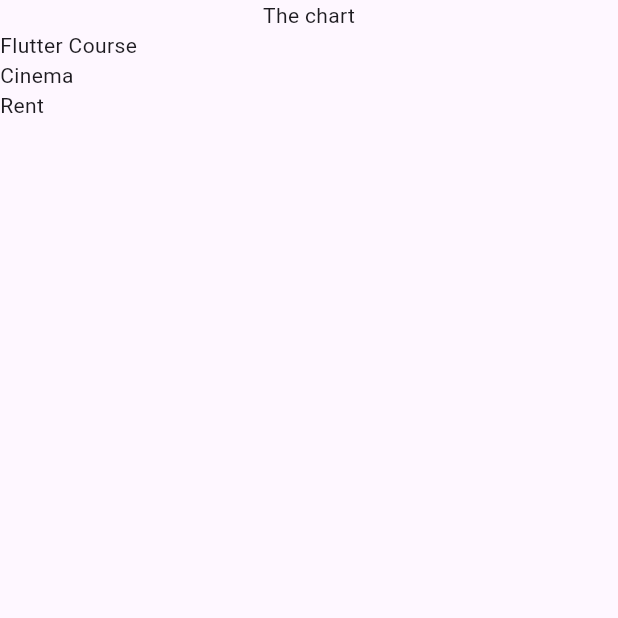
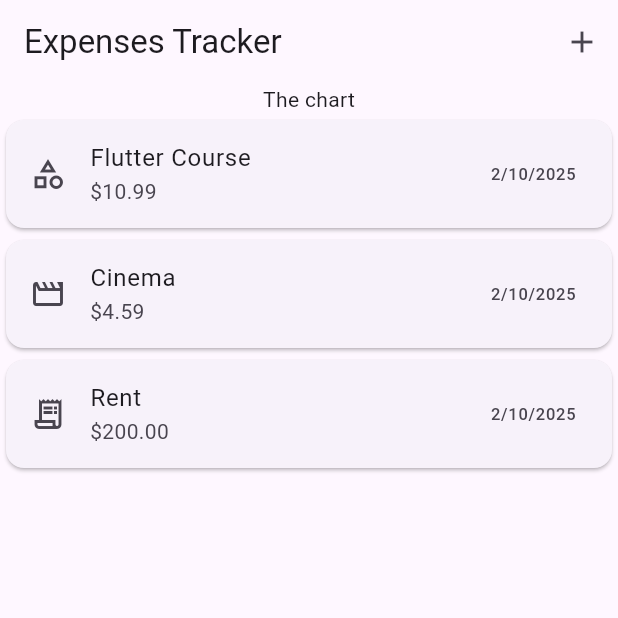
Before and after one commit to MutumaDerick/EXPENSE_TRACKER, a Flutter app: the screen it shows after launch, on a phone screen of 412 x 824 dp, the top half of it. Run offline on Flutter 3.47's test engine with Material 3 defaults, Android fonts, the phone set to English and light mode, and no system bars.

Commit message:
Added widget to display expenses

```diff
--- a/lib/main.dart
+++ b/lib/main.dart
@@ -1,9 +1,10 @@
 import 'package:flutter/material.dart';
-import 'package:expense_tracker/expense.dart';
+import 'package:expense_tracker/widgets/expense.dart';
 
 void main() {
   runApp(
     const MaterialApp(
+      debugShowCheckedModeBanner: false,
       home: Expenses(),
     ),
   );
--- a/lib/models/expense.dart
+++ b/lib/models/expense.dart
@@ -1,4 +1,8 @@
 import 'package:uuid/uuid.dart';
+import 'package:flutter/material.dart';
+import 'package:intl/intl.dart';
+
+final formater = DateFormat.yMd();
 
 const uuid = Uuid();
 
@@ -11,6 +15,16 @@ enum Category {
   entertainment,
   others,
 }
+
+const categoryIcons = {
+  Category.food: Icons.fastfood_outlined,
+  Category.bills: Icons.receipt_long_outlined,
+  Category.transport: Icons.directions_bus_outlined,
+  Category.shopping: Icons.shopping_cart_outlined,
+  Category.health: Icons.local_hospital_outlined,
+  Category.entertainment: Icons.movie_outlined,
+  Category.others: Icons.category_outlined,
+};
 
 class Expense {
   Expense({
@@ -25,4 +39,8 @@ class Expense {
   final double amount;
   final DateTime date;
   final Category category;
+
+   String get formattedDate {
+    return formater.format(date);
+   }
 }
--- a/lib/expense.dart
+++ b/lib/widgets/expense.dart
@@ -1,6 +1,6 @@
 import 'package:flutter/material.dart';
 import 'package:expense_tracker/models/expense.dart';
-import 'package:expense_tracker/expenses_list.dart';
+import 'package:expense_tracker/widgets/expense_list/expenses_list.dart';
 
 class Expenses extends StatefulWidget {
   const Expenses({super.key});
@@ -31,13 +31,33 @@ class _ExpensesState extends State<Expenses> {
     ),
   ];
 
+  void _openAddExpenseOverlay() {
+    showModalBottomSheet(
+      context: context,
+      builder: (ctx) {
+        return const Text('Add Expense');
+      },
+    );
+  }
+
   @override
   Widget build(BuildContext context) {
     return Scaffold(
-      body: Column(children: [
-        const Text('The chart'),
-        Expanded(child: ExpensesList(expenses: _registeredExpenses))
-      ],),
+      appBar: AppBar(
+        title: const Text('Expenses Tracker'),
+        actions: [
+          IconButton(
+            icon: const Icon(Icons.add),
+            onPressed: _openAddExpenseOverlay,
+          )
+        ],
+      ),
+      body: Column(
+        children: [
+          const Text('The chart'),
+          Expanded(child: ExpensesList(expenses: _registeredExpenses))
+        ],
+      ),
     );
   }
 }
--- /dev/null
+++ b/lib/widgets/expense_list/expense_item.dart
@@ -0,0 +1,23 @@
+import 'package:flutter/material.dart';
+import 'package:expense_tracker/models/expense.dart';
+
+class ExpenseItem extends StatelessWidget {
+  const ExpenseItem({
+    super.key,
+    required this.expense,
+  });
+
+  final Expense expense;
+
+  @override
+  Widget build(BuildContext context) {
+    return Card(
+      child: ListTile(
+        leading:Icon(categoryIcons[expense.category]),
+        title: Text(expense.title),
+        subtitle: Text('\$${expense.amount.toStringAsFixed(2)}'),
+        trailing: Text(expense.formattedDate.toString()),
+      ),
+    );
+  }
+}
--- a/lib/expenses_list.dart
+++ b/lib/widgets/expense_list/expenses_list.dart
@@ -1,5 +1,6 @@
 import 'package:flutter/material.dart';
 import 'package:expense_tracker/models/expense.dart';
+import 'package:expense_tracker/widgets/expense_list/expense_item.dart';
 
 class ExpensesList extends StatelessWidget {
   const ExpensesList({
@@ -14,10 +15,7 @@ class ExpensesList extends StatelessWidget {
     return ListView.builder(
       itemCount: expenses.length,
       itemBuilder: (context, index) {
-        return Text(
-          expenses[index].title,
-
-        );
+        return ExpenseItem(expense: expenses[index]);
       },
     );
   }
--- a/pubspec.yaml
+++ b/pubspec.yaml
@@ -36,6 +36,7 @@ dependencies:
   # Use with the CupertinoIcons class for iOS style icons.
   cupertino_icons: ^1.0.8
   uuid: ^4.5.1
+  intl: ^0.20.2
 
 dev_dependencies:
   flutter_test:
```
Also changed, not shown: pubspec.lock.
